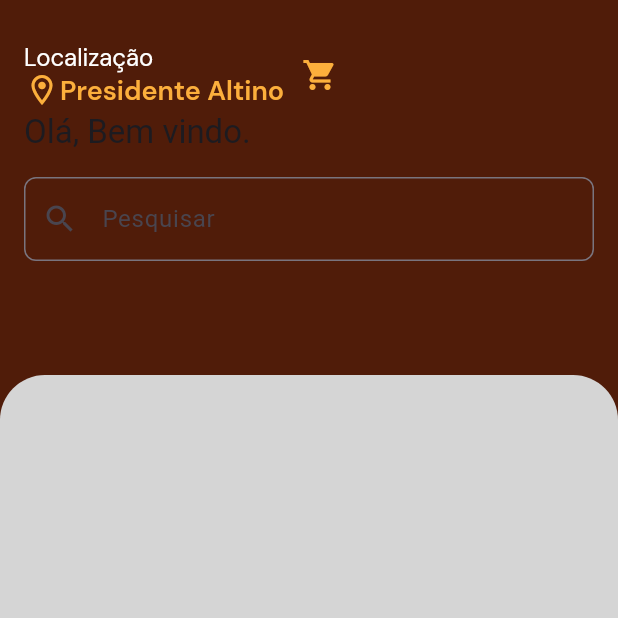
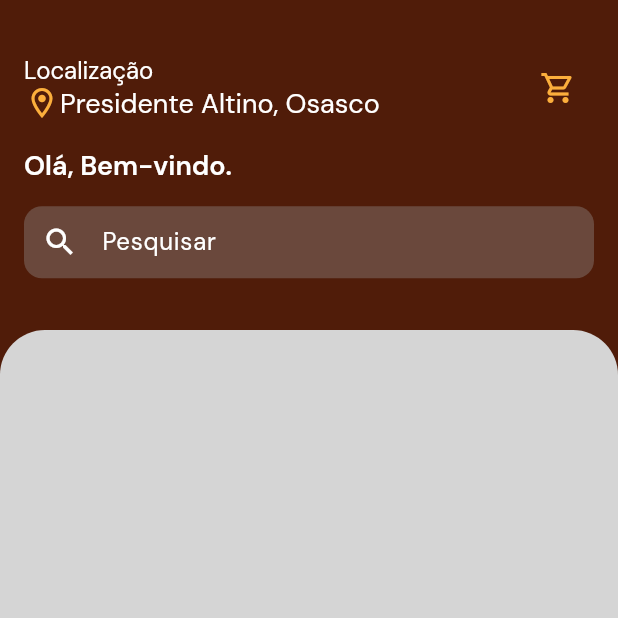
Before and after one commit to murilloliveiraz/cardapio-digital-padaria, a Flutter app: the screen it shows after launch, on a phone screen of 412 x 824 dp, the top half of it. Run offline on Flutter 3.47's test engine with Material 3 defaults, Android fonts, the phone set to English and light mode, and no system bars; our stand-ins replace carousel_slider, google_fonts.

Commit message:
feat: component appbar

```diff
--- a/lib/Styles/styles.dart
+++ b/lib/Styles/styles.dart
@@ -13,6 +13,14 @@ TextStyle SansMedium(double size){
   return GoogleFonts.dmSans(
     fontSize: size,
     fontWeight: FontWeight.w600,
+    color: Color(0xFFFFFFFF)
+  );
+}
+
+TextStyle SansMediumYellow(double size){
+  return GoogleFonts.dmSans(
+    fontSize: size,
+    fontWeight: FontWeight.w600,
     color: Color(0xFFFCAF3C)
   );
 }
--- a/lib/Views/Pages/homepage.dart
+++ b/lib/Views/Pages/homepage.dart
@@ -1,7 +1,5 @@
-import 'dart:html';
-
 import 'package:flutter/material.dart';
-import 'package:rainhadobel/Styles/styles.dart';
+import 'package:rainhadobel/Views/Widgets/appBar.dart';
 
 class HomePage extends StatelessWidget {
   const HomePage({super.key});
@@ -10,56 +8,9 @@ class HomePage extends StatelessWidget {
   Widget build(BuildContext context) {
     return Scaffold(
       backgroundColor: Color(0xFF501C09),
-       appBar: AppBar(
-        toolbarHeight: 200,
-          backgroundColor: Color(0xFF501C09),
-          title: Column(
-            children: [
-              Row(
-                children: [
-                  Column(
-                    crossAxisAlignment: CrossAxisAlignment.start,
-                    mainAxisAlignment: MainAxisAlignment.spaceBetween,
-                    children: [
-                      Text("Localização", style: SansNormal(16)),
-                      Row(
-                        children: [
-                          const Icon(Icons.location_on_outlined, color: Color(0xFFFCAF3C)),
-                          Text("Presidente Altino", style: SansMedium(18))
-                        ],
-                      )
-                    ],
-                  ),
-                  IconButton(
-                    onPressed: () {
-                      // Navigator.of(context).push(MaterialPageRoute(builder: (_)=> ShoppingCart()));
-                    },
-                    icon: const Icon(Icons.shopping_cart, color: Color(0xFFFCAF3C)),
-                  ),
-                ],
-              ),
-              const Column(
-                crossAxisAlignment: CrossAxisAlignment.start,
-                children: [
-                  Text("Olá, Bem vindo."),
-                  SizedBox(height: 16),
-                  TextField(
-                    decoration: InputDecoration(
-                      hintText: 'Pesquisar',
-                      prefixIcon: Icon(Icons.search),
-                      border: OutlineInputBorder(
-                        borderRadius: BorderRadius.all(Radius.circular(8)),
-                      ),
-                    ),
-                  ),
-                ],
-              ),
-            ],
-          ),
-        ),
+      appBar: CustomAppBar(),
       body: Column(
          children: [
-          SizedBox(height: 50),
           Expanded(
                 child: ClipRRect(
                   borderRadius: const BorderRadius.only(topLeft: Radius.circular(30), topRight: Radius.circular(30)),
--- /dev/null
+++ b/lib/Views/Widgets/appBar.dart
@@ -0,0 +1,76 @@
+import 'package:flutter/material.dart';
+import 'package:google_fonts/google_fonts.dart';
+import 'package:rainhadobel/Styles/styles.dart';
+
+class CustomAppBar extends StatelessWidget implements PreferredSizeWidget {
+  @override
+  final Size preferredSize;
+
+  CustomAppBar({Key? key})
+      : preferredSize = const Size.fromHeight(220.0),
+        super(key: key);
+
+  @override
+  Widget build(BuildContext context) {
+    return AppBar(
+      toolbarHeight: 220,
+      backgroundColor: Color(0xFF501C09),
+      title: Column(
+        crossAxisAlignment: CrossAxisAlignment.center,
+        children: [
+          Row(
+            mainAxisAlignment: MainAxisAlignment.spaceBetween,
+            crossAxisAlignment: CrossAxisAlignment.center,
+            children: [
+              Column(
+                crossAxisAlignment: CrossAxisAlignment.start,
+                children: [
+                  Text("Localização", style: SansNormal(16)),
+                  Row(
+                    children: [
+                      const Icon(Icons.location_on_outlined, color: Color(0xFFFCAF3C)),
+                      Text("Presidente Altino, Osasco", style: SansNormal(18))
+                    ],
+                  )
+                ],
+              ),
+              IconButton(
+                onPressed: () {
+                  // Navigator.of(context).push(MaterialPageRoute(builder: (_)=> ShoppingCart()));
+                },
+                icon: const Icon(Icons.shopping_cart_outlined, color: Color(0xFFFCAF3C)),
+              ),
+            ],
+          ),
+          Column(
+            crossAxisAlignment: CrossAxisAlignment.start,
+            children: [
+              const SizedBox(height: 16),
+              Text("Olá, Bem-vindo.", style: SansMedium(18)),
+              const SizedBox(height: 16),
+              TextField(
+                decoration: InputDecoration(
+                  filled: true,
+                  fillColor: Color.fromARGB(92, 151, 151, 151),
+                  border: OutlineInputBorder(
+                    borderRadius: BorderRadius.circular(12),
+                    borderSide: BorderSide.none,
+                  ),
+                  contentPadding: EdgeInsets.all(12),
+                  prefixIcon: Icon(Icons.search, color: Colors.white),
+                  hintText: 'Pesquisar',
+                  hintStyle: GoogleFonts.dmSans(
+                    color: Colors.white,
+                  ),
+                ),
+                style: GoogleFonts.dmSans(
+                  color: Colors.white,
+                ),
+              ),
+            ],
+          ),
+        ],
+      ),
+    );
+  }
+}
```
